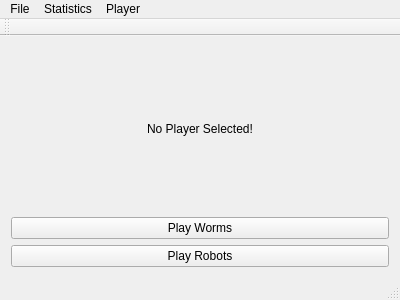
ezfe/qtrepo_eline_mestiasz, file gui/mainwindow.ui: the form before one commit.
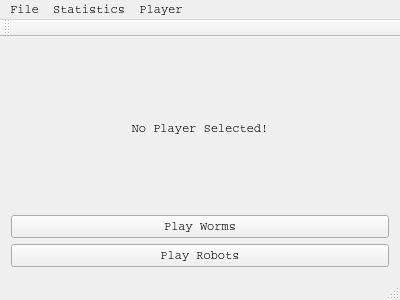
The form after the commit.

Diff of the .ui file:
```diff
--- a/gui/mainwindow.ui
+++ b/gui/mainwindow.ui
@@ -10,6 +10,11 @@
     <height>300</height>
    </rect>
   </property>
+  <property name="font">
+   <font>
+    <family>Courier</family>
+   </font>
+  </property>
   <property name="windowTitle">
    <string>MainWindow</string>
   </property>
```
